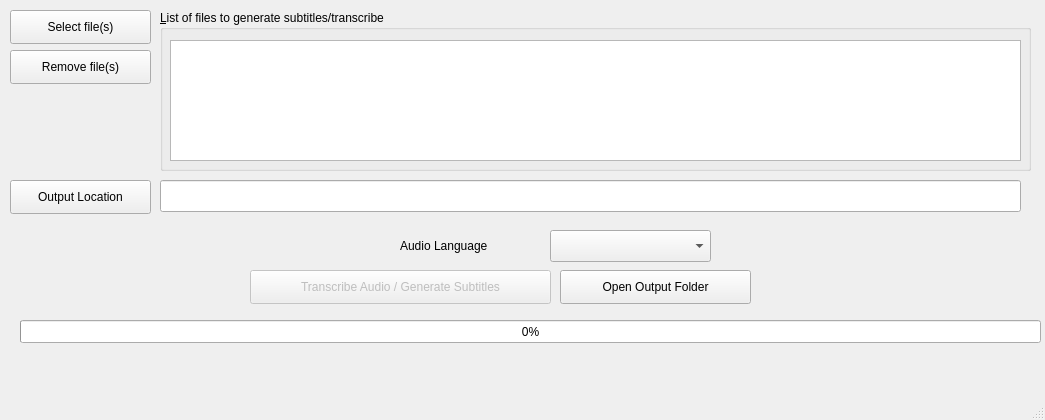
agermanidis/autosub, file pyQtAutosub.ui: the form before one commit.
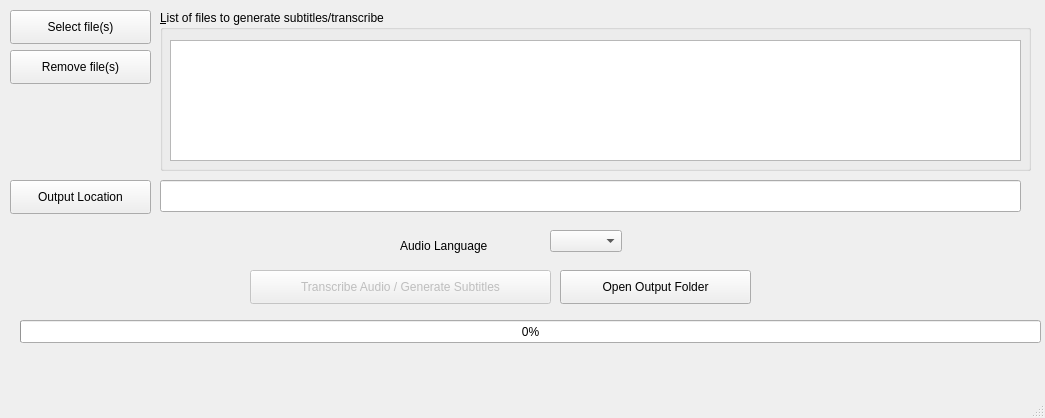
The form after the commit.

Commit message: Minor gui fixes. Separate files for GUI and control

Diff of the .ui file:
```diff
--- a/pyQtAutosub.ui
+++ b/pyQtAutosub.ui
@@ -7,7 +7,7 @@
     <x>0</x>
     <y>0</y>
     <width>1045</width>
-    <height>420</height>
+    <height>418</height>
    </rect>
   </property>
   <property name="windowTitle">
@@ -32,10 +32,13 @@
      <rect>
       <x>550</x>
       <y>230</y>
-      <width>161</width>
-      <height>32</height>
+      <width>97</width>
+      <height>34</height>
      </rect>
     </property>
+    <property name="sizeAdjustPolicy">
+     <enum>QComboBox::AdjustToContents</enum>
+    </property>
    </widget>
    <widget class="QLabel" name="labelSelectLang">
     <property name="geometry">
@@ -160,19 +163,6 @@
      </property>
     </widget>
    </widget>
-   <widget class="QLabel" name="labelProgressFileIndex">
-    <property name="geometry">
-     <rect>
-      <x>30</x>
-      <y>340</y>
-      <width>121</width>
-      <height>20</height>
-     </rect>
-    </property>
-    <property name="text">
-     <string/>
-    </property>
-   </widget>
    <widget class="QPushButton" name="bRemoveFile">
     <property name="geometry">
      <rect>
@@ -186,6 +176,19 @@
      <string>Remove file(s)</string>
     </property>
    </widget>
+   <widget class="QLabel" name="labelProgressFileIndex">
+    <property name="geometry">
+     <rect>
+      <x>30</x>
+      <y>330</y>
+      <width>131</width>
+      <height>41</height>
+     </rect>
+    </property>
+    <property name="text">
+     <string/>
+    </property>
+   </widget>
   </widget>
   <widget class="QMenuBar" name="menubar">
    <property name="geometry">
```
Left out of the diff: 6 changed lines with no effect on the pictures. The commit also changes 3 other files.
